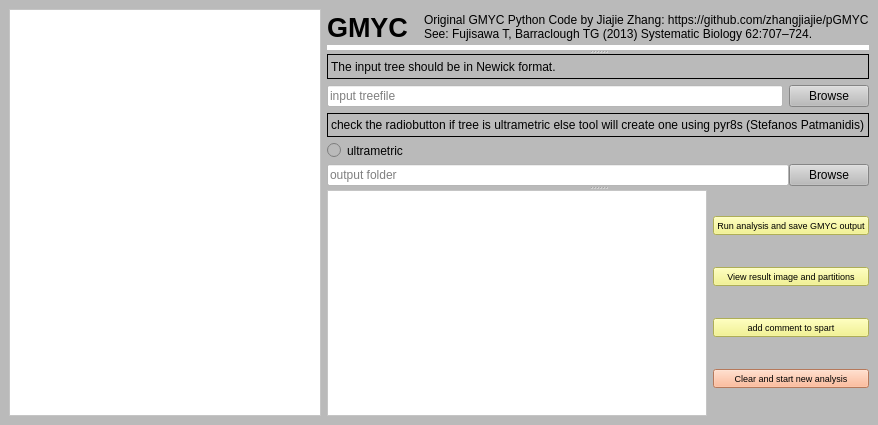
Old version of the form GM.ui in the repository iTaxoTools/GMYC-PYQT5.
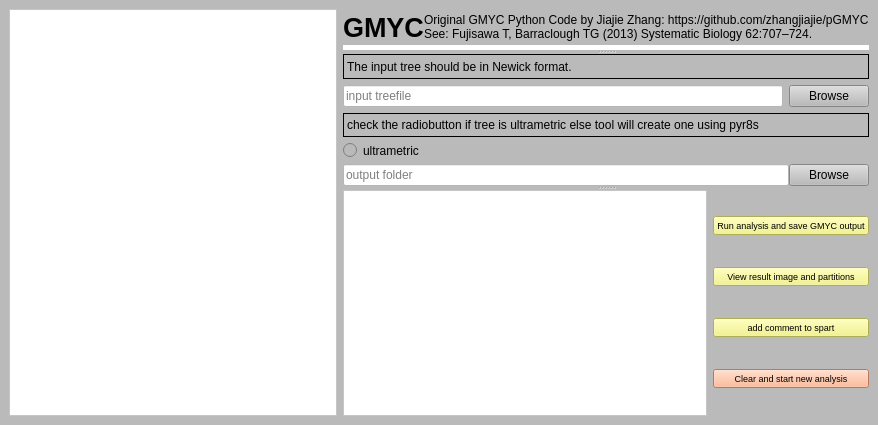
New version of the form.

Diff of the .ui file:
```diff
--- a/GM.ui
+++ b/GM.ui
@@ -138,7 +138,7 @@
               <enum>QFrame::Box</enum>
              </property>
              <property name="text">
-              <string>check the radiobutton if tree is ultrametric else tool will create one using pyr8s (Stefanos Patmanidis)</string>
+              <string>check the radiobutton if tree is ultrametric else tool will create one using pyr8s</string>
              </property>
             </widget>
            </item>
```
